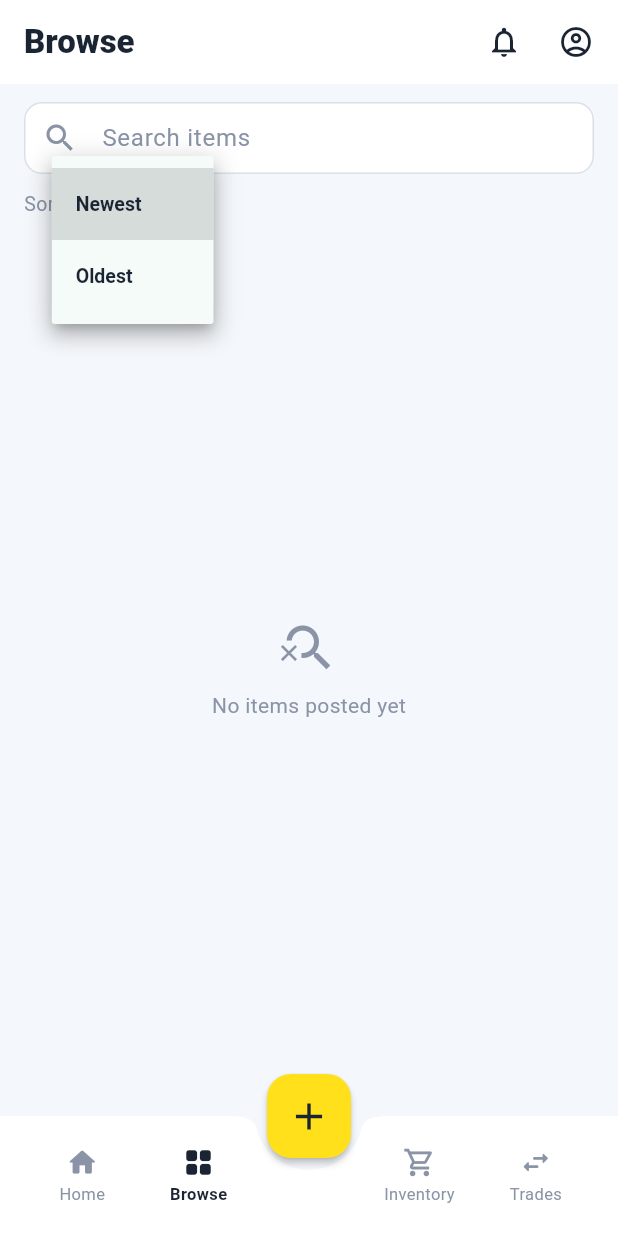
After one commit to M-Rehan-Bilal/omniswap-trading-app, a Flutter app: the screen it shows once a user with an empty profile is signed in, item 2 of the bottom bar chosen, after a tap on "Newest", on a phone screen of 412 x 824 dp. The commit adds this screen. Run offline on Flutter 3.47's test engine with Material 3 defaults, Android fonts, the phone set to English and light mode, and no system bars; our stand-ins replace flutter_dotenv, image_picker, supabase_flutter; accounts and stored records are empty; network calls fail.

Commit message:
Add browse_screen for browsing posted products

```diff
--- a/omniswap_app/lib/main.dart
+++ b/omniswap_app/lib/main.dart
@@ -5,6 +5,7 @@ import 'package:flutter_dotenv/flutter_dotenv.dart';
 import 'package:supabase_flutter/supabase_flutter.dart';
 
 import 'screens/add_item_screen.dart';
+import 'screens/browse_screen.dart';
 import 'screens/edit_profile_screen.dart';
 import 'screens/home_screen.dart';
 import 'screens/inventory_screen.dart';
@@ -52,6 +53,7 @@ class OmniSwapApp extends StatelessWidget {
       home: const AuthGate(),
       routes: {
         '/add-item': (_) => const AddItemScreen(),
+        '/browse': (_) => const BrowseScreen(),
         '/inventory': (_) => const InventoryScreen(),
         '/profile': (_) => const EditProfileScreen(),
       },
--- /dev/null
+++ b/omniswap_app/lib/screens/browse_screen.dart
@@ -0,0 +1,358 @@
+import 'dart:async';
+import 'package:flutter/material.dart';
+import '../services/browse_service.dart';
+import '../widgets/item_photo.dart';
+import '../widgets/omni_bottom_bar.dart';
+import 'home_screen.dart';
+class BrowseScreen extends StatefulWidget {
+  const BrowseScreen({super.key});
+  @override
+  State<BrowseScreen> createState() => _BrowseScreenState();
+}
+class _BrowseScreenState extends State<BrowseScreen> {
+  static const _border = Color(0xFFD9E0EA);
+  final BrowseService _service = BrowseService();
+  final TextEditingController _searchController = TextEditingController();
+  List<BrowsePost> _posts = [];
+  bool _loading = true;
+  String? _error;
+  bool _newestFirst = true;
+  Timer? _debounce;
+  int _requestId = 0;
+
+  @override
+  void initState() {
+    super.initState();
+    _load();
+  }
+
+  @override
+  void dispose() {
+    _debounce?.cancel();
+    _searchController.dispose();
+    super.dispose();
+  }
+
+  Future<void> _load({bool showSpinner = true}) async {
+    final id = ++_requestId;
+    if (showSpinner) setState(() => _loading = true);
+
+    try {
+      final posts = await _service.fetchPosts(
+        search: _searchController.text,
+        newestFirst: _newestFirst,
+      );
+      if (!mounted || id != _requestId) return;
+      setState(() {
+        _posts = posts;
+        _error = null;
+        _loading = false;
+      });
+    } catch (e) {
+      debugPrint('Browse load failed: $e');
+      if (!mounted || id != _requestId) return;
+      setState(() {
+        _error = 'Could not load items.';
+        _loading = false;
+      });
+    }
+  }
+
+  void _onSearchChanged(String _) {
+    setState(() {});
+    _debounce?.cancel();
+    _debounce = Timer(const Duration(milliseconds: 400), _load);
+  }
+
+  void _clearSearch() {
+    _debounce?.cancel();
+    _searchController.clear();
+    setState(() {});
+    _load();
+  }
+
+  void _onSortChanged(bool? value) {
+    if (value == null || value == _newestFirst) return;
+    setState(() => _newestFirst = value);
+    _load();
+  }
+
+  void _openPost(BrowsePost post) {
+    // TODO: open the Item detail screen (Laptop / owner / Wants / Make an Offer)
+    // e.g. Navigator.pushNamed(context, '/post-details', arguments: post.postId);
+    ScaffoldMessenger.of(context).showSnackBar(
+      const SnackBar(content: Text('Item details coming soon.')),
+    );
+  }
+
+  void _onTab(OmniTab tab) {
+    switch (tab) {
+      case OmniTab.home:
+        Navigator.popUntil(context, (route) => route.isFirst);
+        break;
+      case OmniTab.browse:
+        break;
+      case OmniTab.inventory:
+        Navigator.pushReplacementNamed(context, '/inventory');
+        break;
+      case OmniTab.trades:
+        Navigator.pushReplacementNamed(context, '/trades');
+        break;
+    }
+  }
+
+  @override
+  Widget build(BuildContext context) {
+    return Scaffold(
+      backgroundColor: kOmniBg,
+      appBar: AppBar(
+        backgroundColor: Colors.white,
+        elevation: 0,
+        automaticallyImplyLeading: false,
+        iconTheme: const IconThemeData(color: kOmniInk),
+        title: const Text(
+          'Browse',
+          style: TextStyle(fontWeight: FontWeight.w800, color: kOmniInk),
+        ),
+        actions: [
+          IconButton(
+            icon: const Icon(Icons.notifications_none),
+            onPressed: () {}, // TODO: notifications
+          ),
+          IconButton(
+            icon: const Icon(Icons.account_circle_outlined),
+            onPressed: () {}, // TODO: profile
+          ),
+          const SizedBox(width: 4),
+        ],
+      ),
+      body: Column(
+        children: [
+          _buildSearchField(),
+          _buildSortRow(),
+          Expanded(
+            child: RefreshIndicator(
+              onRefresh: () => _load(showSpinner: false),
+              child: _buildContent(),
+            ),
+          ),
+        ],
+      ),
+      floatingActionButton: FloatingActionButton(
+        backgroundColor: kOmniYellow,
+        elevation: 2,
+        onPressed: () => Navigator.pushNamed(context, '/add-item'),
+        child: const Icon(Icons.add, color: kOmniInk, size: 30),
+      ),
+      floatingActionButtonLocation: FloatingActionButtonLocation.centerDocked,
+      bottomNavigationBar: OmniBottomBar(
+        selected: OmniTab.browse,
+        onSelect: _onTab,
+      ),
+    );
+  }
+
+  Widget _buildSearchField() {
+    return Padding(
+      padding: const EdgeInsets.fromLTRB(16, 12, 16, 4),
+      child: TextField(
+        controller: _searchController,
+        textInputAction: TextInputAction.search,
+        onChanged: _onSearchChanged,
+        onSubmitted: (_) {
+          _debounce?.cancel();
+          _load();
+        },
+        onTapOutside: (_) => FocusManager.instance.primaryFocus?.unfocus(),
+        decoration: InputDecoration(
+          hintText: 'Search items',
+          hintStyle: const TextStyle(color: kOmniMuted),
+          prefixIcon: const Icon(Icons.search, color: kOmniMuted),
+          suffixIcon: _searchController.text.isEmpty
+              ? null
+              : IconButton(
+            icon: const Icon(Icons.close, color: kOmniMuted),
+            onPressed: _clearSearch,
+          ),
+          filled: true,
+          fillColor: Colors.white,
+          contentPadding: const EdgeInsets.symmetric(vertical: 0),
+          enabledBorder: OutlineInputBorder(
+            borderRadius: BorderRadius.circular(12),
+            borderSide: const BorderSide(color: _border),
+          ),
+          focusedBorder: OutlineInputBorder(
+            borderRadius: BorderRadius.circular(12),
+            borderSide: const BorderSide(color: kOmniInk),
+          ),
+        ),
+      ),
+    );
+  }
+
+  Widget _buildSortRow() {
+    return Padding(
+      padding: const EdgeInsets.fromLTRB(16, 4, 16, 0),
+      child: Row(
+        children: [
+          const Text(
+            'Sort:',
+            style: TextStyle(color: kOmniMuted, fontSize: 13),
+          ),
+          const SizedBox(width: 6),
+          DropdownButton<bool>(
+            value: _newestFirst,
+            underline: const SizedBox(),
+            isDense: true,
+            icon: const Icon(Icons.keyboard_arrow_down, color: kOmniInk),
+            style: const TextStyle(
+              color: kOmniInk,
+              fontSize: 13,
+              fontWeight: FontWeight.w700,
+            ),
+            items: const [
+              DropdownMenuItem(value: true, child: Text('Newest')),
+              DropdownMenuItem(value: false, child: Text('Oldest')),
+            ],
+            onChanged: _onSortChanged,
+          ),
+        ],
+      ),
+    );
+  }
+
+  Widget _buildContent() {
+    if (_loading && _posts.isEmpty) {
+      return _scrollableMessage(
+        const CircularProgressIndicator(),
+      );
+    }
+
+    if (_error != null && _posts.isEmpty) {
+      return _scrollableMessage(
+        Column(
+          mainAxisSize: MainAxisSize.min,
+          children: [
+            Text(_error!, style: const TextStyle(color: kOmniMuted)),
+            TextButton(onPressed: _load, child: const Text('Retry')),
+          ],
+        ),
+      );
+    }
+
+    if (_posts.isEmpty) {
+      final searching = _searchController.text.trim().isNotEmpty;
+      return _scrollableMessage(
+        Column(
+          mainAxisSize: MainAxisSize.min,
+          children: [
+            const Icon(Icons.search_off, size: 40, color: kOmniMuted),
+            const SizedBox(height: 8),
+            Text(
+              searching ? 'No items match your search' : 'No items posted yet',
+              style: const TextStyle(color: kOmniMuted),
+            ),
+          ],
+        ),
+      );
+    }
+
+    return CustomScrollView(
+      physics: const AlwaysScrollableScrollPhysics(),
+      keyboardDismissBehavior: ScrollViewKeyboardDismissBehavior.onDrag,
+      slivers: [
+        SliverPadding(
+          padding: const EdgeInsets.fromLTRB(16, 8, 16, 110),
+          sliver: SliverGrid.builder(
+            gridDelegate: const SliverGridDelegateWithFixedCrossAxisCount(
+              crossAxisCount: 2,
+              mainAxisSpacing: 12,
+              crossAxisSpacing: 12,
+              childAspectRatio: 0.78,
+            ),
+            itemCount: _posts.length,
+            itemBuilder: (_, i) => _PostCard(
+              post: _posts[i],
+              onTap: () => _openPost(_posts[i]),
+            ),
+          ),
+        ),
+      ],
+    );
+  }
+
+  /// A centered message that still supports pull-to-refresh.
+  Widget _scrollableMessage(Widget child) {
+    return CustomScrollView(
+      physics: const AlwaysScrollableScrollPhysics(),
+      slivers: [
+        SliverFillRemaining(
+          hasScrollBody: false,
+          child: Center(child: child),
+        ),
+      ],
+    );
+  }
+}
+
+class _PostCard extends StatelessWidget {
+  const _PostCard({required this.post, required this.onTap});
+
+  final BrowsePost post;
+  final VoidCallback onTap;
+
+  String get _wantsText {
+    if (post.wants.isEmpty) return 'Open to offers';
+    final extra = post.wants.length - 1;
+    return extra > 0
+        ? 'Wants ${post.wants.first} +$extra'
+        : 'Wants ${post.wants.first}';
+  }
+
+  @override
+  Widget build(BuildContext context) {
+    return Material(
+      color: Colors.white,
+      borderRadius: BorderRadius.circular(14),
+      clipBehavior: Clip.antiAlias,
+      child: InkWell(
+        onTap: onTap,
+        child: Column(
+          crossAxisAlignment: CrossAxisAlignment.start,
+          children: [
+            Expanded(
+              child: SizedBox(
+                width: double.infinity,
+                child: ItemPhoto(url: post.imageUrl),
+              ),
+            ),
+            Padding(
+              padding: const EdgeInsets.fromLTRB(12, 10, 12, 12),
+              child: Column(
+                crossAxisAlignment: CrossAxisAlignment.start,
+                children: [
+                  Text(
+                    post.itemTitle,
+                    maxLines: 1,
+                    overflow: TextOverflow.ellipsis,
+                    style: const TextStyle(
+                      fontWeight: FontWeight.w700,
+                      color: kOmniInk,
+                    ),
+                  ),
+                  const SizedBox(height: 2),
+                  Text(
+                    _wantsText,
+                    maxLines: 1,
+                    overflow: TextOverflow.ellipsis,
+                    style: const TextStyle(color: kOmniMuted, fontSize: 13),
+                  ),
+                ],
+              ),
+            ),
+          ],
+        ),
+      ),
+    );
+  }
+}
--- /dev/null
+++ b/omniswap_app/lib/services/browse_service.dart
@@ -0,0 +1,166 @@
+import 'package:supabase_flutter/supabase_flutter.dart';
+
+class BrowsePost {
+  const BrowsePost({
+    required this.postId,
+    required this.itemTitle,
+    required this.modelName,
+    required this.imageUrl,
+    required this.wants,
+    required this.createdAt,
+  });
+
+  final String postId;
+
+  /// "PS5" for one item, "PS5 + 2 more" for a bundle.
+  final String itemTitle;
+
+  /// Model of the cover item.
+  final String modelName;
+
+  final String? imageUrl;
+  final List<String> wants;
+  final DateTime createdAt;
+}
+
+class BrowseService {
+  BrowseService([SupabaseClient? client])
+      : _client = client ?? Supabase.instance.client;
+
+  final SupabaseClient _client;
+
+  static const String _imageBucket = 'item-images';
+  static const int _signedUrlSeconds = 60 * 60;
+
+  // `items` is a list, because one post holds up to 5 items.
+  // Each item embeds its photos, so the cover photo can be found.
+  static const String _select =
+      'id, owner_id, created_at, '
+      'items(id, title, model_name, item_images(position, storage_key)), '
+      'wants(model_name)';
+
+  Future<List<BrowsePost>> fetchPosts({
+    String search = '',
+    bool newestFirst = true,
+  }) async {
+    final me = _client.auth.currentUser?.id;
+    if (me == null) return [];
+
+    final rows = await _client
+        .from('posts')
+        .select(_select)
+        .eq('status', 'active')
+        .neq('owner_id', me)
+        .order('created_at', ascending: !newestFirst);
+
+    final query = search.trim().toLowerCase();
+    final candidates = <_Candidate>[];
+
+    for (final row in rows as List) {
+      final post = row as Map<String, dynamic>;
+
+      final items = _asMaps(post['items'])..sort(_byTitle);
+      if (items.isEmpty) continue;
+
+      final wants = _asMaps(post['wants'])
+        ..sort((a, b) => _lower(a['model_name']).compareTo(
+          _lower(b['model_name']),
+        ));
+      final wantNames = [for (final w in wants) w['model_name'] as String];
+
+      // Search every item in the bundle and every wanted model.
+      if (query.isNotEmpty) {
+        final haystack = [
+          for (final item in items) ...[
+            _lower(item['title']),
+            _lower(item['model_name']),
+          ],
+          for (final name in wantNames) name.toLowerCase(),
+        ];
+        if (!haystack.any((text) => text.contains(query))) continue;
+      }
+
+      candidates.add(_Candidate(
+        postId: post['id'] as String,
+        items: items,
+        wants: wantNames,
+        createdAt: DateTime.parse(post['created_at'] as String),
+      ));
+    }
+
+    // Sign only the cover photos that are shown.
+    final coverPaths = [
+      for (final c in candidates)
+        if (c.coverPath != null) c.coverPath!,
+    ];
+    final urlByPath = await _signPaths(coverPaths);
+
+    return [
+      for (final c in candidates)
+        BrowsePost(
+          postId: c.postId,
+          itemTitle: c.title,
+          modelName: c.cover['model_name'] as String,
+          imageUrl: urlByPath[c.coverPath ?? ''],
+          wants: c.wants,
+          createdAt: c.createdAt,
+        ),
+    ];
+  }
+
+  /// Creates a signed URL for each private photo path.
+  /// Paths that fail are left out, and the card shows a placeholder.
+  Future<Map<String, String>> _signPaths(List<String> paths) async {
+    if (paths.isEmpty) return {};
+
+    final storage = _client.storage.from(_imageBucket);
+    final urls = <String, String>{};
+
+    await Future.wait(paths.map((path) async {
+      try {
+        urls[path] = await storage.createSignedUrl(path, _signedUrlSeconds);
+      } catch (_) {
+        // Skip this photo.
+      }
+    }));
+
+    return urls;
+  }
+}
+
+/// A post that passed the search filter, with its items sorted by title.
+class _Candidate {
+  _Candidate({
+    required this.postId,
+    required this.items,
+    required this.wants,
+    required this.createdAt,
+  });
+
+  final String postId;
+  final List<Map<String, dynamic>> items;
+  final List<String> wants;
+  final DateTime createdAt;
+
+  Map<String, dynamic> get cover => items.first;
+
+  String get title => items.length == 1
+      ? cover['title'] as String
+      : '${cover['title']} + ${items.length - 1} more';
+
+  String? get coverPath {
+    final images = _asMaps(cover['item_images'])
+      ..sort((a, b) => (a['position'] as int).compareTo(b['position'] as int));
+    return images.isEmpty ? null : images.first['storage_key'] as String;
+  }
+}
+
+List<Map<String, dynamic>> _asMaps(Object? value) => [
+  for (final e in (value as List<dynamic>? ?? const <dynamic>[]))
+    e as Map<String, dynamic>,
+];
+
+int _byTitle(Map<String, dynamic> a, Map<String, dynamic> b) =>
+    _lower(a['title']).compareTo(_lower(b['title']));
+
+String _lower(Object? value) => (value as String).toLowerCase();
```
